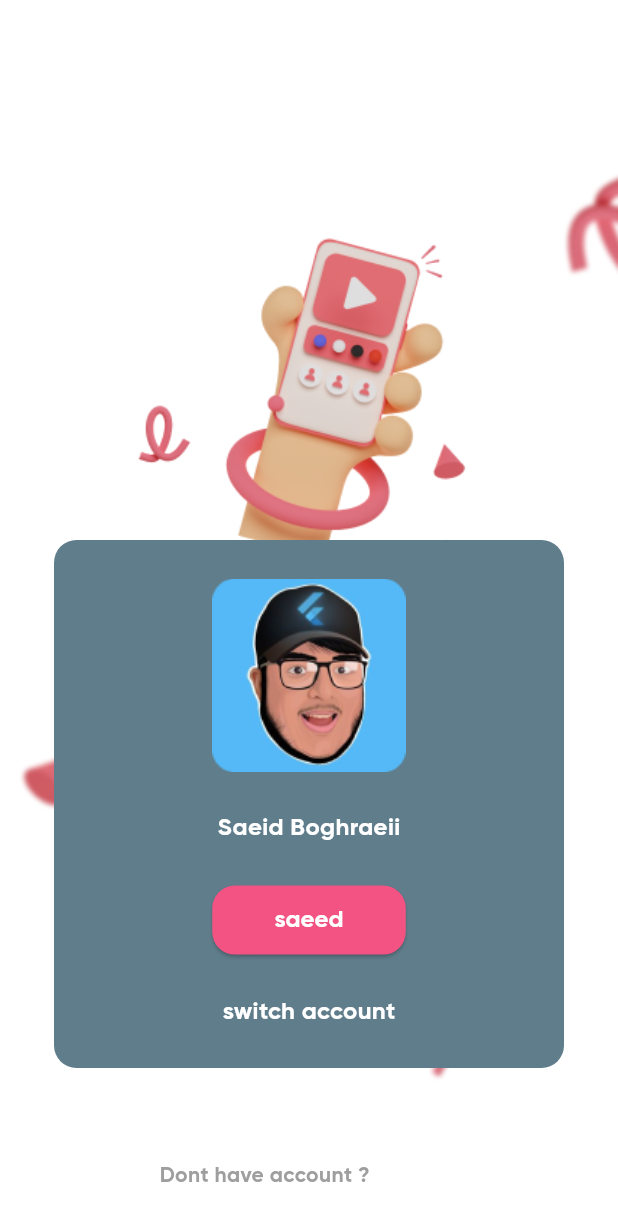
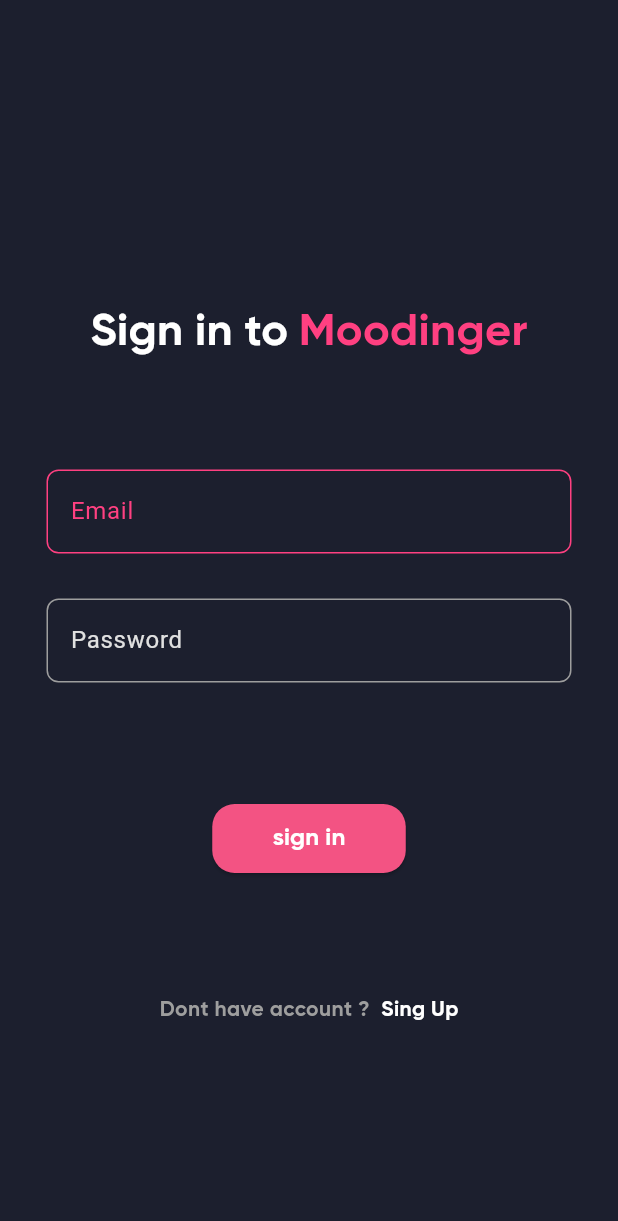
Before and after one commit to SaeidBoghraeii83/instagram_01, a Flutter app: the screen it shows after launch, on a phone screen of 412 x 824 dp. Shown: the top 1221 px of the screen. Run offline on Flutter 3.47's test engine with Material 3 defaults, Android fonts, the light colour scheme and no system bars; our stand-ins replace flutter_spinkit.

Commit message:
add login page screen

```diff
--- /dev/null
+++ b/lib/login_screen.dart
@@ -0,0 +1,141 @@
+import 'package:flutter/material.dart';
+import 'package:instagram_01/home_screen.dart';
+
+class Login_Screen extends StatelessWidget {
+  const Login_Screen({super.key});
+
+  @override
+  Widget build(BuildContext context) {
+    return Scaffold(
+      backgroundColor: Color.fromRGBO(28, 31, 46, 1),
+      body: SafeArea(
+        child: SingleChildScrollView(
+          child: Column(
+            children: [
+              Container(
+                color: Color.fromRGBO(28, 31, 46, 1),
+                child: Column(
+                  children: [
+                    Padding(
+                      padding: const EdgeInsets.only(top: 200),
+                      child: Row(
+                        mainAxisAlignment: MainAxisAlignment.center,
+                        children: [
+                          Text(
+                            'Sign in to',
+                            style: TextStyle(
+                              fontSize: 30,
+                              fontFamily: 'GB',
+                              color: Colors.white,
+                            ),
+                          ),
+                          SizedBox(width: 7),
+                          Text(
+                            'Moodinger',
+                            style: TextStyle(
+                              fontFamily: 'GB',
+                              color: Colors.pinkAccent,
+                              fontSize: 30,
+                            ),
+                          ),
+                        ],
+                      ),
+                    ),
+                    SizedBox(height: 70),
+                    Column(
+                      children: [
+                        SizedBox(
+                          width: 350,
+                          child: TextField(
+                            // controller: emailController,
+                            keyboardType: TextInputType.emailAddress,
+                            decoration: InputDecoration(
+                              labelText: 'Email',
+                              labelStyle: TextStyle(color: Colors.pinkAccent),
+                              enabledBorder: OutlineInputBorder(
+                                borderSide: BorderSide(
+                                  color: Colors.pinkAccent,
+                                ),
+                                borderRadius: BorderRadius.circular(8),
+                              ),
+                              focusedBorder: OutlineInputBorder(
+                                borderSide: BorderSide(
+                                  color: Colors.pinkAccent,
+                                  width: 2,
+                                ),
+                                borderRadius: BorderRadius.circular(8),
+                              ),
+                            ),
+                            style: TextStyle(color: Colors.white),
+                            cursorColor: Colors.pinkAccent,
+                          ),
+                        ),
+                        SizedBox(height: 30),
+                        SizedBox(
+                          width: 350,
+                          child: TextField(
+                            //   controller: passwordController,
+                            obscureText: true,
+                            decoration: InputDecoration(
+                              labelText: 'Password',
+                              labelStyle: TextStyle(color: Colors.grey[300]),
+                              enabledBorder: OutlineInputBorder(
+                                borderSide: BorderSide(color: Colors.grey),
+                                borderRadius: BorderRadius.circular(8),
+                              ),
+                              focusedBorder: OutlineInputBorder(
+                                borderSide: BorderSide(
+                                  color: Colors.grey,
+                                  width: 2,
+                                ),
+                                borderRadius: BorderRadius.circular(8),
+                              ),
+                            ),
+                            style: TextStyle(color: Colors.white),
+                            cursorColor: Colors.grey,
+                          ),
+                        ),
+                      ],
+                    ),
+                    SizedBox(height: 80),
+                    ElevatedButton(
+                      onPressed: () {},
+                      child: Text(
+                        'sign in',
+                        style: TextStyle(
+                          color: Colors.white,
+                          fontSize: 16,
+                          fontFamily: 'GB',
+                        ),
+                      ),
+                    ),
+                    SizedBox(height: 80),
+                    Row(
+                      mainAxisAlignment: MainAxisAlignment.center,
+                      children: [
+                        Text(
+                          'Dont have account ?  ',
+                          style: TextStyle(
+                            color: Colors.grey,
+                            fontFamily: 'GB',
+                          ),
+                        ),
+                        Text(
+                          'Sing Up',
+                          style: TextStyle(
+                            color: Colors.white,
+                            fontFamily: 'GB',
+                          ),
+                        ),
+                      ],
+                    ),
+                  ],
+                ),
+              ),
+            ],
+          ),
+        ),
+      ),
+    );
+  }
+}
--- a/lib/main.dart
+++ b/lib/main.dart
@@ -1,6 +1,7 @@
 import 'package:flutter/material.dart';
 import 'package:flutter_spinkit/flutter_spinkit.dart';
 import 'package:instagram_01/home_screen.dart';
+import 'package:instagram_01/login_screen.dart';
 
 void main() {
   runApp(Application());
@@ -12,7 +13,7 @@
   @override
   Widget build(BuildContext context) {
     return MaterialApp(
-      home: Home_Screen(),
+      home: Login_Screen(),
       debugShowCheckedModeBanner: false,
       theme: ThemeData(
         elevatedButtonTheme: ElevatedButtonThemeData(
```
